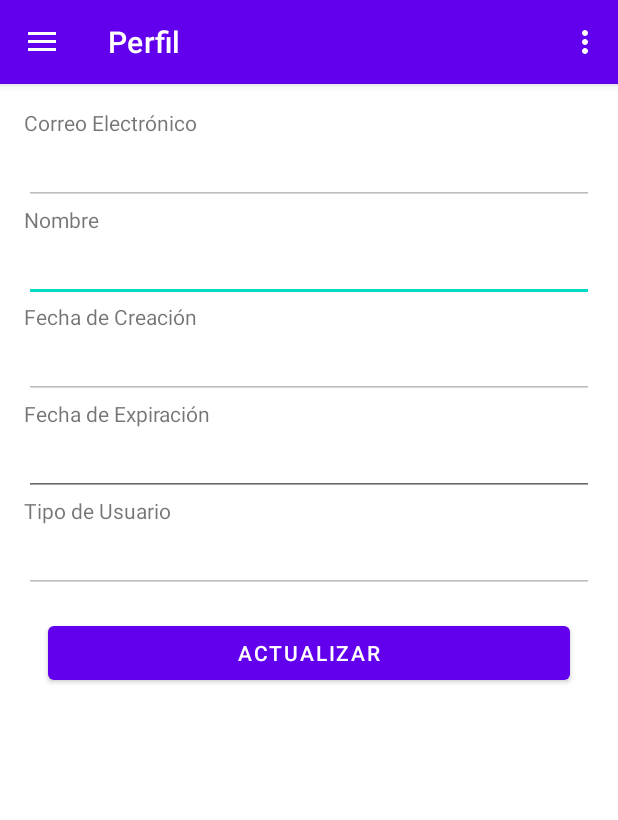
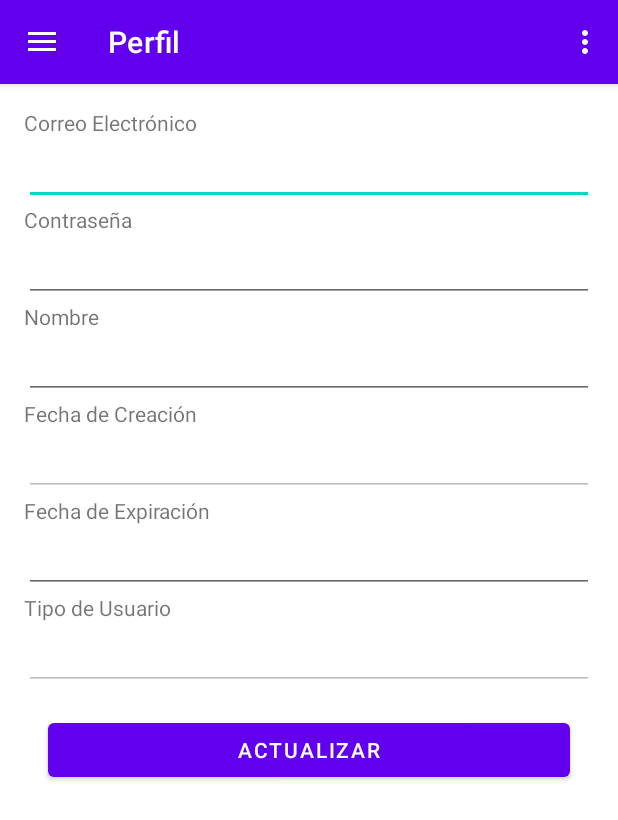
Before and after one commit to DiegoErnestoBahenaL/VEAD, an Android app: the MainActivity screen opened directly, with no data from a screen before it, on a phone screen of 412 x 824 dp. Shown: the top 820 px of the screen. Run offline under Robolectric (Android 15) with nearby library versions, the phone set to English and light mode, and no system bars; our stand-ins replace navigation-ui.

Commit message:
Agregada seccion de Multas

```diff
--- a/app/src/main/java/com/example/vead/MainActivity.kt
+++ b/app/src/main/java/com/example/vead/MainActivity.kt
@@ -47,7 +47,7 @@ class MainActivity : AppCompatActivity() {
         // menu should be considered as top level destinations.
         appBarConfiguration = AppBarConfiguration(
             setOf(
-                R.id.nav_home, R.id.nav_gallery, R.id.nav_slideshow,  R.id.nav_solicitudes
+                R.id.nav_home, R.id.nav_gallery, R.id.nav_slideshow,  R.id.nav_solicitudes,  R.id.nav_multas
             ), drawerLayout
         )
         setupActionBarWithNavController(navController, appBarConfiguration)
--- a/app/src/main/java/com/example/vead/ui/home/HomeFragment.kt
+++ b/app/src/main/java/com/example/vead/ui/home/HomeFragment.kt
@@ -24,15 +24,11 @@ class HomeFragment : Fragment() {
     private lateinit var tipoUsuario: String
 
     // Campos comunes de la clase Usuario
-    private lateinit var textEmail: TextView
     private lateinit var editEmail: EditText
-    private lateinit var textNombre: TextView
+    private lateinit var editContrasena: EditText
     private lateinit var editNombre: EditText
-    private lateinit var textFechaCreacion: TextView
     private lateinit var editFechaCreacion: EditText
-    private lateinit var textFechaExpiracion: TextView
     private lateinit var editFechaExpiracion: EditText
-    private lateinit var textTipo: TextView
     private lateinit var editTipo: EditText
 
     // Campos para Administrador
@@ -129,15 +125,11 @@ class HomeFragment : Fragment() {
 
     private fun inicializarCampos(rootView: View) {
         // Inicializar campos comunes de Usuario
-        textEmail = rootView.findViewById(R.id.textEmail)
         editEmail = rootView.findViewById(R.id.editEmail)
-        textNombre = rootView.findViewById(R.id.textNombre)
+        editContrasena = rootView.findViewById(R.id.editContrasena)
         editNombre = rootView.findViewById(R.id.editNombre)
-        textFechaCreacion = rootView.findViewById(R.id.textFechaCreacion)
         editFechaCreacion = rootView.findViewById(R.id.editFechaCreacion)
-        textFechaExpiracion = rootView.findViewById(R.id.textFechaExpiracion)
         editFechaExpiracion = rootView.findViewById(R.id.editFechaExpiracion)
-        textTipo = rootView.findViewById(R.id.textTipo)
         editTipo = rootView.findViewById(R.id.editTipo)
 
         // Inicializar campos para Administrador
@@ -207,6 +199,7 @@ class HomeFragment : Fragment() {
 
     private fun llenarCamposUsuario(administrador: Administrador) {
         editEmail.setText(administrador.email)
+        editContrasena.setText(administrador.contrasena)
         editNombre.setText(administrador.nombre)
         editFechaCreacion.setText(administrador.fechaCreacion)
         editFechaExpiracion.setText(administrador.fechaExpiracion)
@@ -216,6 +209,7 @@ class HomeFragment : Fragment() {
 
     private fun llenarCamposUsuario(estudiante: Estudiante) {
         editEmail.setText(estudiante.email)
+        editContrasena.setText(estudiante.contrasena)
         editNombre.setText(estudiante.nombre)
         editFechaCreacion.setText(estudiante.fechaCreacion)
         editFechaExpiracion.setText(estudiante.fechaExpiracion)
@@ -283,11 +277,11 @@ class HomeFragment : Fragment() {
     private fun actualizarInformacion(estudiante: Estudiante) {
         val nuevoEstudiante = Estudiante(
             email = editEmail.text.toString(),
-            contrasena = estudiante.contrasena, // No se actualiza en el formulario
+            contrasena = editContrasena.text.toString(),
             nombre = editNombre.text.toString(),
             fechaCreacion = editFechaCreacion.text.toString(),
             fechaExpiracion = editFechaExpiracion.text.toString(),
-            tipo = editTipo.text.toString(),
+            tipo = estudiante.tipo,
             registro = editRegistro.text.toString(),
             grado = editGrado.text.toString().toIntOrNull() ?: 0,
             carrera = editCarrera.text.toString(),
--- a/app/src/main/res/layout/fragment_home.xml
+++ b/app/src/main/res/layout/fragment_home.xml
@@ -26,8 +26,18 @@
             <EditText
                 android:id="@+id/editEmail"
                 android:layout_width="match_parent"
+                android:layout_height="wrap_content" />
+
+            <TextView
+                android:id="@+id/textContrasena"
+                android:layout_width="wrap_content"
                 android:layout_height="wrap_content"
-                android:enabled="false" />
+                android:text="Contraseña" />
+
+            <EditText
+                android:id="@+id/editContrasena"
+                android:layout_width="match_parent"
+                android:layout_height="wrap_content" />
 
             <TextView
                 android:id="@+id/textNombre"
--- a/app/src/main/res/menu/activity_main_drawer.xml
+++ b/app/src/main/res/menu/activity_main_drawer.xml
@@ -19,10 +19,13 @@
 
         <item
             android:id="@+id/nav_solicitudes"
-
             android:icon="@android:drawable/ic_dialog_email"
             android:title="@string/menu_solicitudes" />
 
+        <item
+            android:id="@+id/nav_multas"
+            android:icon="@android:drawable/ic_dialog_alert"
+            android:title="@string/menu_multas" />
 
         <item
             android:id="@+id/nav_logout"
--- a/app/src/main/res/navigation/mobile_navigation.xml
+++ b/app/src/main/res/navigation/mobile_navigation.xml
@@ -50,4 +50,12 @@
         android:label="@string/menu_solicitudes"
         tools:layout="@layout/fragment_solicitud_prestamo" />
 
+    <fragment
+        android:id="@+id/nav_multas"
+        android:name="com.example.vead.ui.multas.MultasFragment"
+        android:label="@string/menu_multas"
+        tools:layout="@layout/fragment_multas" />
+
+
+
 </navigation>
--- a/app/src/main/res/values/strings.xml
+++ b/app/src/main/res/values/strings.xml
@@ -11,4 +11,5 @@
     <string name="menu_gallery">Estudiantes</string>
     <string name="menu_slideshow">Libros</string>
     <string name="menu_solicitudes">Solicitudes</string>
+    <string name="menu_multas">Multas</string>
 </resources>
```
Also changed, not shown: app/src/main/java/com/example/vead/ui/multas/DialogAgregarMulta.kt (added, +75 -0 lines), app/src/main/java/com/example/vead/ui/multas/MultaAdapter.kt (added, +50 -0 lines), app/src/main/java/com/example/vead/ui/multas/MultasFragment.kt (added, +81 -0 lines), app/src/main/res/layout/dialog_agregar_multa.xml (added, +79 -0 lines), app/src/main/res/layout/fragment_multas.xml (added, +27 -0 lines), app/src/main/res/layout/item_multa.xml (added, +51 -0 lines), app/src/main/java/com/example/vead/data/repositories/MultaRepository.kt (indentation only).
